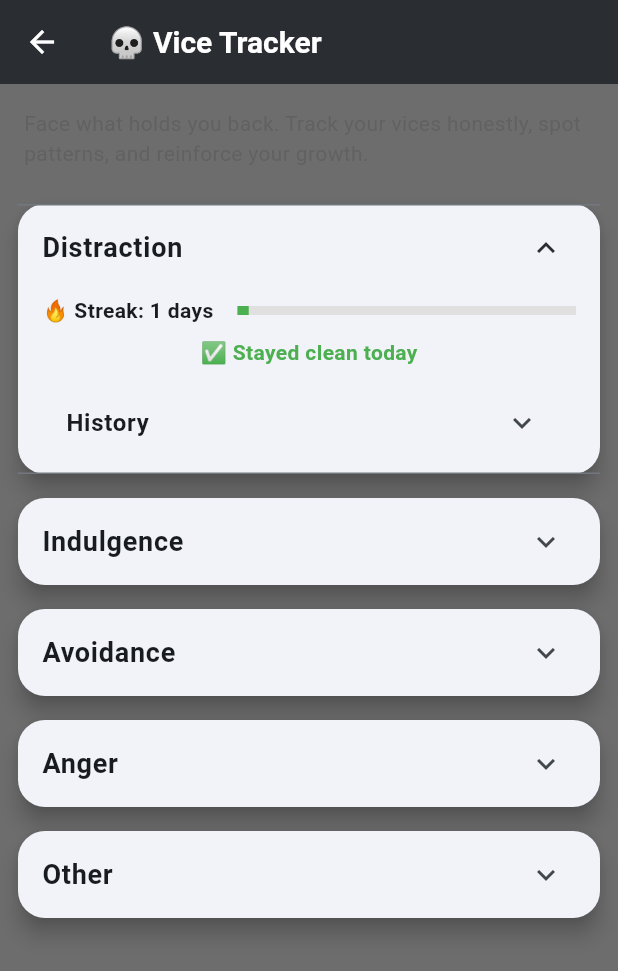
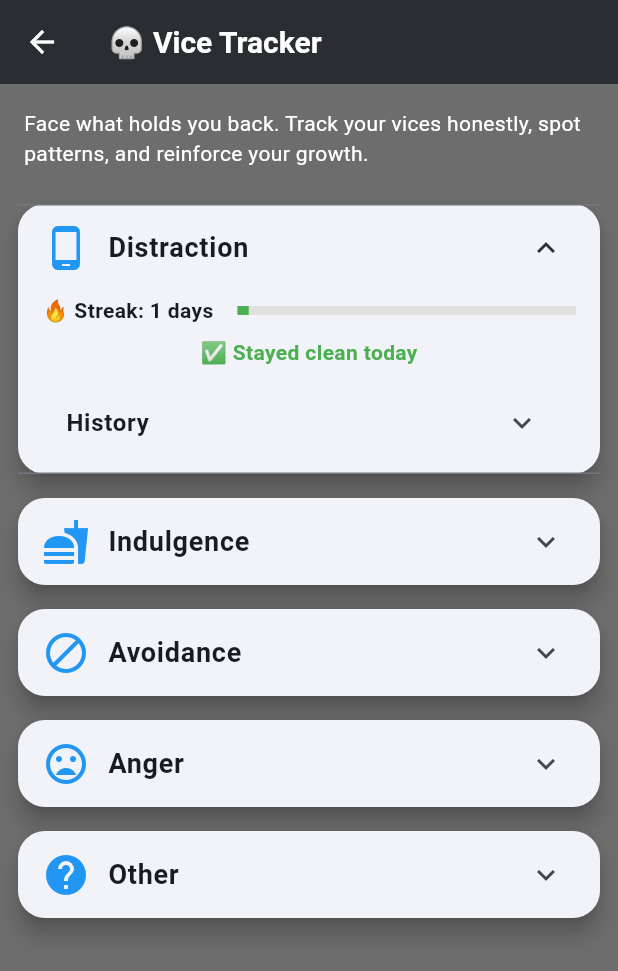
Before and after one commit to codymartins/The-Climb, a Flutter app: the ViceTrackerPage screen opened directly, after a tap on "Distraction", after a tap on "Stayed Clean", on a phone screen of 412 x 824 dp. Shown: the top 971 px of the screen. Run offline on Flutter 3.47's test engine with Material 3 defaults, Android fonts, the phone set to English and light mode, and no system bars; our stand-ins replace lottie, shared_preferences; accounts and stored records are empty.

Commit message:
Add icons to vice categories and improve UI layout

```diff
--- a/lib/screens/vice_tracker.dart
+++ b/lib/screens/vice_tracker.dart
@@ -2,11 +2,12 @@ import 'package:flutter/material.dart';
 
 class ViceCategory {
   final String name;
+  final IconData icon;
   int streak;
   List<Map<String, dynamic>> history;
-
   ViceCategory({
     required this.name,
+    required this.icon,
     this.streak = 0,
     List<Map<String, dynamic>>? history,
   }) : history = history ?? [];
@@ -21,11 +22,11 @@ class ViceTrackerPage extends StatefulWidget {
 
 class _ViceTrackerPageState extends State<ViceTrackerPage> {
   final List<ViceCategory> categories = [
-    ViceCategory(name: "Distraction"),
-    ViceCategory(name: "Indulgence"),
-    ViceCategory(name: "Avoidance"),
-    ViceCategory(name: "Anger"),
-    ViceCategory(name: "Other"),
+    ViceCategory(name: "Distraction", icon: Icons.phone_android),
+    ViceCategory(name: "Indulgence", icon: Icons.fastfood),
+    ViceCategory(name: "Avoidance", icon: Icons.block),
+    ViceCategory(name: "Anger", icon: Icons.mood_bad),
+    ViceCategory(name: "Other", icon: Icons.help),
   ];
 
   void _checkIn(ViceCategory category, bool clean) async {
@@ -69,17 +70,14 @@ class _ViceTrackerPageState extends State<ViceTrackerPage> {
           );
         },
       );
-      if (detail == null || detail.isEmpty) return; // User cancelled or didn't enter anything
+      if (detail == null || detail.isEmpty)
+        return; // User cancelled or didn't enter anything
     }
 
     setState(() {
       if (clean) {
         category.streak += 1;
-        category.history.add({
-          'date': todayStr,
-          'clean': true,
-          'detail': '',
-        });
+        category.history.add({'date': todayStr, 'clean': true, 'detail': ''});
       } else {
         category.streak = 0;
         category.history.add({
@@ -94,22 +92,34 @@ class _ViceTrackerPageState extends State<ViceTrackerPage> {
   Widget _buildCategoryTile(ViceCategory category) {
     final today = DateTime.now();
     final todayStr = "${today.year}-${today.month}-${today.day}";
-    final todayEntry = category.history.where((h) => h['date'] == todayStr).toList();
+    final todayEntry = category.history
+        .where((h) => h['date'] == todayStr)
+        .toList();
 
     return Card(
       elevation: 6,
       margin: const EdgeInsets.symmetric(horizontal: 12, vertical: 8),
-      shape: RoundedRectangleBorder(
-        borderRadius: BorderRadius.circular(18),
-      ),
+      shape: RoundedRectangleBorder(borderRadius: BorderRadius.circular(18)),
       child: ExpansionTile(
-        title: Text(category.name, style: const TextStyle(fontSize: 18, fontWeight: FontWeight.bold)),
+        title: Row(
+          children: [
+            Icon(category.icon, size: 32, color: Colors.blue),
+            const SizedBox(width: 12),
+            Text(
+              category.name,
+              style: const TextStyle(fontSize: 18, fontWeight: FontWeight.bold),
+            ),
+          ],
+        ),
         children: [
           Padding(
             padding: const EdgeInsets.symmetric(horizontal: 16, vertical: 4),
             child: Row(
               children: [
-                Text("🔥 Streak: ${category.streak} days", style: const TextStyle(fontWeight: FontWeight.w600)),
+                Text(
+                  "🔥 Streak: ${category.streak} days",
+                  style: const TextStyle(fontWeight: FontWeight.w600),
+                ),
                 const SizedBox(width: 16),
                 Expanded(
                   child: LinearProgressIndicator(
@@ -128,20 +138,27 @@ class _ViceTrackerPageState extends State<ViceTrackerPage> {
               child: Column(
                 crossAxisAlignment: CrossAxisAlignment.start,
                 children: [
-                  const Text("Today's Check-In:", style: TextStyle(fontWeight: FontWeight.w600)),
+                  const Text(
+                    "Today's Check-In:",
+                    style: TextStyle(fontWeight: FontWeight.w600),
+                  ),
                   Row(
                     children: [
                       ElevatedButton.icon(
                         icon: const Icon(Icons.check, color: Colors.white),
                         label: const Text("Stayed Clean"),
-                        style: ElevatedButton.styleFrom(backgroundColor: Colors.green),
+                        style: ElevatedButton.styleFrom(
+                          backgroundColor: Colors.green,
+                        ),
                         onPressed: () => _checkIn(category, true),
                       ),
                       const SizedBox(width: 10),
                       ElevatedButton.icon(
                         icon: const Icon(Icons.close, color: Colors.white),
                         label: const Text("Slipped Up"),
-                        style: ElevatedButton.styleFrom(backgroundColor: Colors.red),
+                        style: ElevatedButton.styleFrom(
+                          backgroundColor: Colors.red,
+                        ),
                         onPressed: () => _checkIn(category, false),
                       ),
                     ],
@@ -166,7 +183,10 @@ class _ViceTrackerPageState extends State<ViceTrackerPage> {
             Padding(
               padding: const EdgeInsets.symmetric(horizontal: 16, vertical: 4),
               child: ExpansionTile(
-                title: const Text("History", style: TextStyle(fontWeight: FontWeight.w600)),
+                title: const Text(
+                  "History",
+                  style: TextStyle(fontWeight: FontWeight.w600),
+                ),
                 children: category.history.reversed.map((entry) {
                   return ListTile(
                     title: Text(entry['date']),
@@ -188,16 +208,14 @@ class _ViceTrackerPageState extends State<ViceTrackerPage> {
   @override
   Widget build(BuildContext context) {
     return Scaffold(
-      appBar: AppBar(
-        title: const Text("💀 Vice Tracker"),
-      ),
+      appBar: AppBar(title: const Text("💀 Vice Tracker")),
       body: ListView(
         children: [
           Padding(
             padding: const EdgeInsets.all(16.0),
             child: Text(
               "Face what holds you back. Track your vices honestly, spot patterns, and reinforce your growth.",
-              style: TextStyle(color: Colors.grey[700]),
+              style: TextStyle(color: Colors.white),
             ),
           ),
           ...categories.map(_buildCategoryTile),
```
